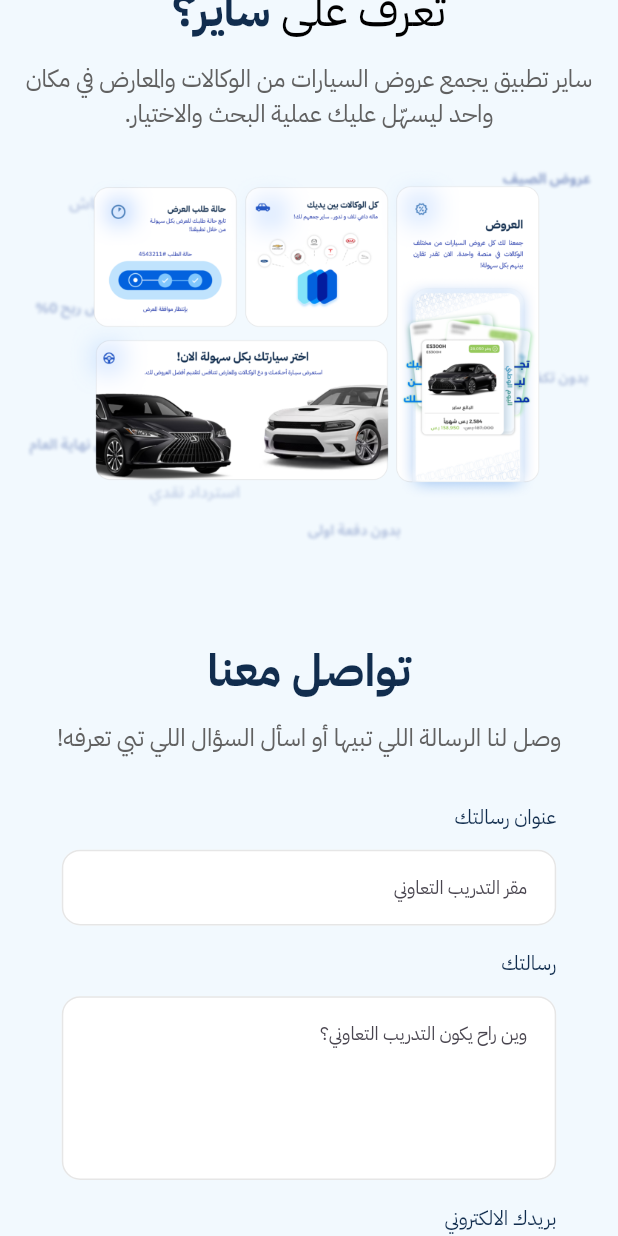
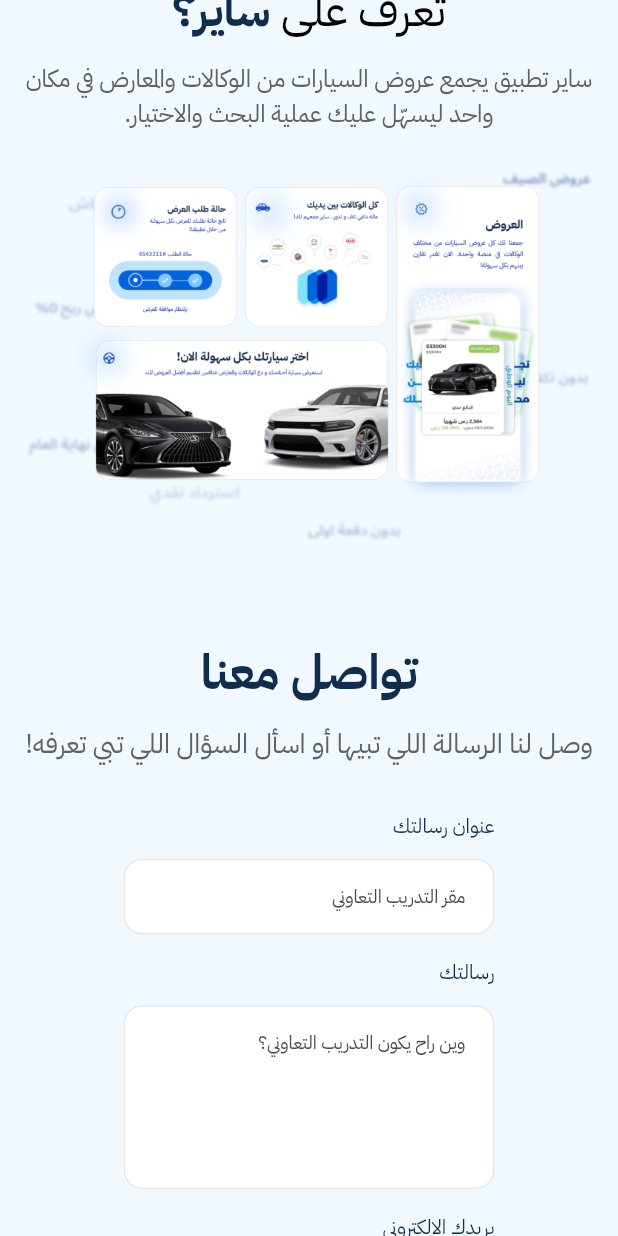
Before and after one commit to Waelalessa21/sayeer-coop, a Flutter app: the screen it shows after launch, after a tap on the "menu" icon, after a tap on "تعرف علينا", on a phone screen of 412 x 824 dp. Run offline on Flutter 3.47's test engine with Material 3 defaults, Android fonts, the phone set to English and light mode, and no system bars; our stand-ins replace animate_do, cloud_firestore, file_picker, firebase_core, firebase_storage, flutter_screenutil and 2 more; accounts and stored records are empty; project files that could hold a hidden picture were left out.

Commit message:
Please enter the commit message for your changes. Lines starting

```diff
--- a/analysis_options.yaml
+++ b/analysis_options.yaml
@@ -1 +1 @@
-include: package:flutter_lints/flutter.yaml
+# include: package:flutter_lints/flutter.yaml
--- /dev/null
+++ b/devtools_options.yaml
@@ -0,0 +1,3 @@
+description: This file stores settings for Dart & Flutter DevTools.
+documentation: https://docs.flutter.dev/tools/devtools/extensions#configure-extension-enablement-states
+extensions:
--- a/lib/common/widgets/custom/message.dart
+++ b/lib/common/widgets/custom/message.dart
@@ -29,7 +29,7 @@ void showToastMessage(
   Widget toast = FadeInUp(
     from: 20,
     child: Container(
-      width: screenWidth * 0.9,
+      width: screenWidth * 0.7,
       margin: const EdgeInsets.symmetric(horizontal: 16),
       padding: const EdgeInsets.symmetric(horizontal: 12, vertical: 8),
       decoration: BoxDecoration(
--- a/lib/features/done/ui/widgets/done_button.dart
+++ b/lib/features/done/ui/widgets/done_button.dart
@@ -1,4 +1,5 @@
 import 'package:flutter/material.dart';
+import 'package:go_router/go_router.dart';
 import 'package:sayeercoop/common/layout/responsive.dart';
 import 'package:sayeercoop/common/widgets/buttons/app_button.dart';
 import 'package:sayeercoop/common/routing/extension.dart';
@@ -20,7 +21,7 @@ class DoneButton extends StatelessWidget {
         child: CustomButton(
           text: "عودة إلى الصفحة الرئيسية",
           onPressed: () {
-            context.pushReplacementNamed(Routes.landingScreen);
+            context.go(Routes.landingScreen);
           },
         ),
       ),
--- a/lib/features/landing/ui/widgets/send_message.dart
+++ b/lib/features/landing/ui/widgets/send_message.dart
@@ -12,7 +12,43 @@ class SendMessage extends StatelessWidget {
 
     return Padding(
       padding: const EdgeInsets.symmetric(vertical: 32, horizontal: 16),
+      child:
+          isDesktop
+              ? Row(
+                mainAxisAlignment: MainAxisAlignment.center,
+                children: [
+                  Padding(
+                    padding: const EdgeInsets.only(bottom: 100.0),
                     child: Column(
+                      children: [
+                        Text(
+                          "تواصل معنا",
+                          style: TextStyle(
+                            color: TColors.SbuttomColor,
+                            fontWeight: FontWeight.bold,
+                            fontFamily: "IBMPlexSansArabic",
+                            fontSize: 40,
+                          ),
+                        ),
+                        const SizedBox(height: 12),
+                        Text(
+                          'وصل لنا الرسالة اللي تبيها أو اسأل السؤال اللي تبي تعرفه!',
+                          style: TextStyle(
+                            fontSize: 20,
+                            color: Colors.grey[700],
+                          ),
+                        ),
+                      ],
+                    ),
+                  ),
+                  const SizedBox(width: 75),
+                  SizedBox(
+                    width: MediaQuery.of(context).size.width * 0.3,
+                    child: const SendMessageForm(),
+                  ),
+                ],
+              )
+              : Column(
                 crossAxisAlignment: CrossAxisAlignment.center,
                 children: [
                   Text(
@@ -21,25 +57,19 @@ class SendMessage extends StatelessWidget {
                       color: TColors.SbuttomColor,
                       fontWeight: FontWeight.bold,
                       fontFamily: "IBMPlexSansArabic",
-              fontSize: 30,
+                      fontSize: 32,
                     ),
                   ),
                   const SizedBox(height: 12),
                   Text(
                     'وصل لنا الرسالة اللي تبيها أو اسأل السؤال اللي تبي تعرفه!',
                     textAlign: TextAlign.center,
-            style: TextStyle(
-              fontSize: isDesktop ? 18 : 16,
-              color: Colors.grey[700],
-            ),
+                    style: TextStyle(fontSize: 18, color: Colors.grey[700]),
                   ),
                   const SizedBox(height: 32),
                   SizedBox(
-            width:
-                isDesktop
-                    ? MediaQuery.of(context).size.width * 0.6
-                    : MediaQuery.of(context).size.width * 0.8,
-            child: SendMessageForm(),
+                    width: MediaQuery.of(context).size.width * 0.6,
+                    child: const SendMessageForm(),
                   ),
                 ],
               ),
--- a/lib/features/register/ui/widgets/register_stepper.dart
+++ b/lib/features/register/ui/widgets/register_stepper.dart
@@ -3,6 +3,7 @@ import 'package:file_picker/file_picker.dart';
 import 'package:firebase_storage/firebase_storage.dart';
 import 'package:flutter/material.dart';
 import 'package:flutter_screenutil/flutter_screenutil.dart';
+import 'package:go_router/go_router.dart';
 import 'package:sayeercoop/common/layout/responsive.dart';
 import 'package:sayeercoop/common/routing/extension.dart';
 import 'package:sayeercoop/common/routing/routes.dart';
@@ -123,7 +124,7 @@ class _RegisterStepperState extends State<RegisterStepper> {
         'assets/icons/check.png',
         isError: false,
       );
-      context.pushNamed(Routes.doneScreen);
+      context.go(Routes.doneScreen);
     } catch (e) {
       showToastMessage(
         context,
--- a/lib/sayeer_coop_app.dart
+++ b/lib/sayeer_coop_app.dart
@@ -16,7 +16,21 @@ class SayeerCoopApp extends StatelessWidget {
       builder: (context, child) {
         return MaterialApp.router(
           title: 'Sayeer | ساير',
-          theme: ThemeData(fontFamily: "IBMPlexSansArabic"),
+          theme: ThemeData(
+            fontFamily: "IBMPlexSansArabic",
+            primarySwatch: Colors.blue,
+            scaffoldBackgroundColor: const Color(0xFFF2F9FE),
+            appBarTheme: const AppBarTheme(
+              backgroundColor: Color(0xFFF2F9FE),
+              elevation: 0,
+              iconTheme: IconThemeData(color: Colors.black),
+              titleTextStyle: TextStyle(
+                color: Colors.black,
+                fontSize: 20,
+                fontWeight: FontWeight.w600,
+              ),
+            ),
+          ),
           debugShowCheckedModeBanner: false,
           locale: const Locale('ar'),
           supportedLocales: const [Locale('ar')],
@@ -27,9 +41,19 @@ class SayeerCoopApp extends StatelessWidget {
           ],
           routerConfig: AppRouter.router,
           builder: (context, child) {
-            return Directionality(
+            final Widget dirChild = Directionality(
               textDirection: TextDirection.rtl,
-              child: child!,
+              child: child ?? const SizedBox(),
+            );
+            // Ensure overlay is available for FlutterToast
+            return MediaQuery(
+              data: MediaQuery.of(context),
+              child: Navigator(
+                key: GlobalKey<NavigatorState>(),
+                onGenerateRoute:
+                    (settings) =>
+                        MaterialPageRoute(builder: (context) => dirChild),
+              ),
             );
           },
         );
--- a/pubspec.yaml
+++ b/pubspec.yaml
@@ -30,6 +30,7 @@ dependencies:
   firebase_storage: ^12.4.5
   cloud_firestore: ^5.6.7
   url_launcher: ^6.3.1
+  go_router: ^13.0.0
 
 dev_dependencies:
   flutter_test:
```
Also changed, not shown: pubspec.lock, 104 other files. Lines whose indentation alone changed are shown as unchanged.
